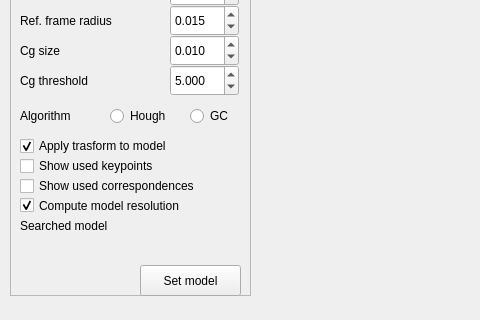
Before: the Qt Designer form project/correspondenceview.ui in Aula13/QRecog, drawn with Qt 5; both pictures show x 0 to 480 and y 115 to 435 of the 981 by 651 pixel window.
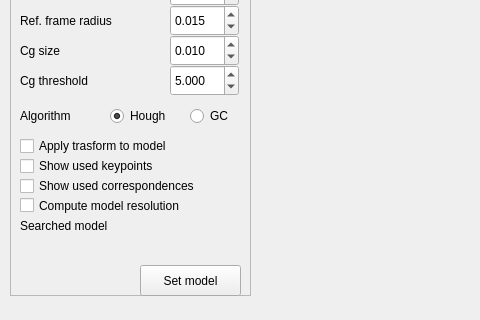
After: the same form once the commit is applied. Custom widgets are drawn as their Qt base class.

Commit message: Model recognized and colored to red in correspondenceview

What changed in the file:
```diff
--- a/project/correspondenceview.ui
+++ b/project/correspondenceview.ui
@@ -317,6 +317,9 @@
     <property name="text">
      <string>Hough</string>
     </property>
+    <property name="checked">
+     <bool>true</bool>
+    </property>
    </widget>
    <widget class="QRadioButton" name="rdbGC">
     <property name="geometry">
@@ -360,7 +363,7 @@
      <string>Apply trasform to model</string>
     </property>
     <property name="checked">
-     <bool>true</bool>
+     <bool>false</bool>
     </property>
    </widget>
    <widget class="QCheckBox" name="chkShowUsedkeypoints">
@@ -408,7 +411,7 @@
      <string>Compute model resolution</string>
     </property>
     <property name="checked">
-     <bool>true</bool>
+     <bool>false</bool>
     </property>
    </widget>
    <widget class="FileChooser" name="wgtCGFileChooser" native="true">
```
The commit also changes 3 other files.
